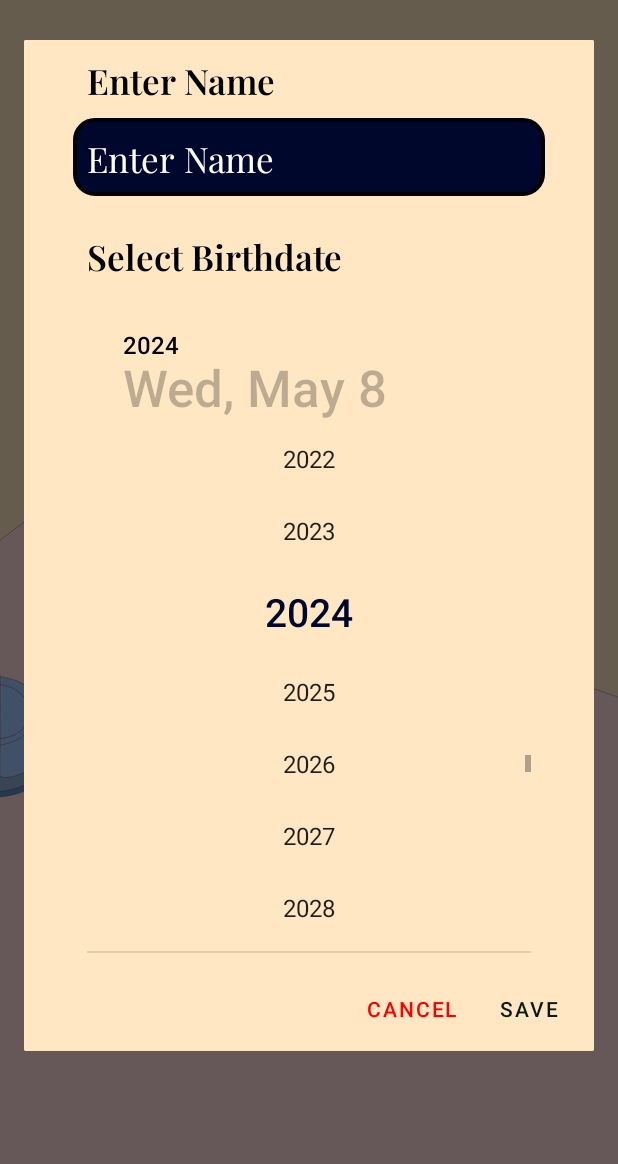
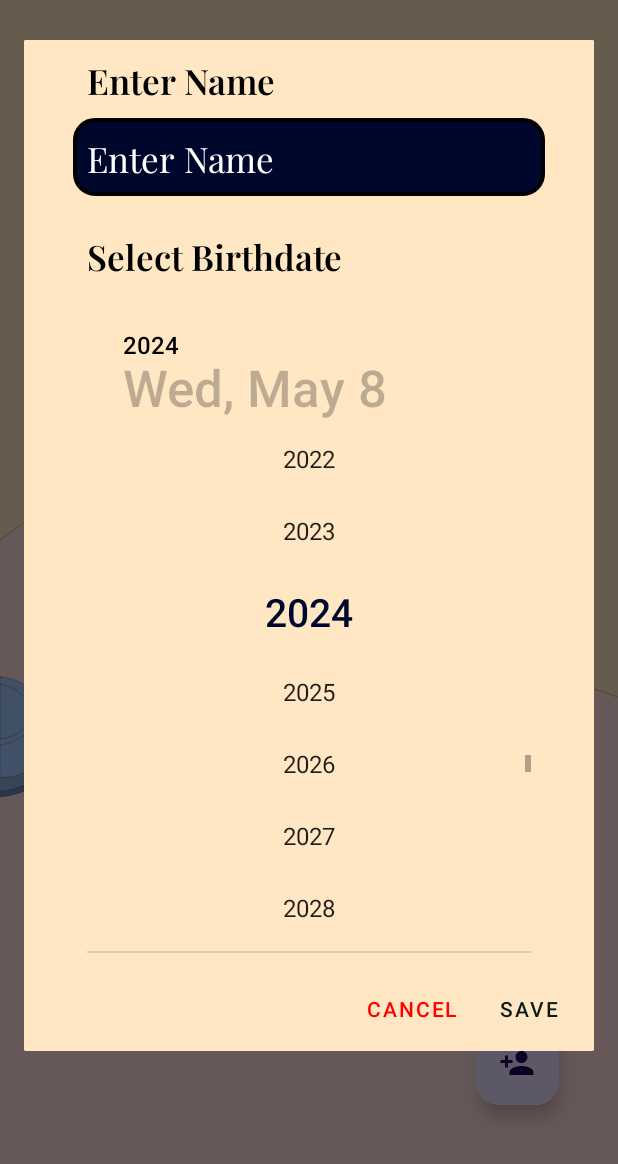
Before and after one commit to supershor/Bright-Birth, an Android app: the screen it shows after launch once a user with an empty profile is signed in (MainActivity), after a tap on "2024", on a phone screen of 412 x 824 dp, the part 72-1236 px from its top. Run offline under Robolectric (Android 15) with nearby library versions, the phone set to English and light mode, and no system bars; our stand-ins replace Firebase (no records; nobody signed in at launch, a user with empty details on screens opened directly), sdp/ssp sizes; 1 other tap on this screen came first.

Commit message:
background color changed for birthday data viewer , Added toast and log cat for exception showing, App compact button to floating button.

```diff
--- a/app/src/main/java/com/om_tat_sat/brightbirth/MainActivity.java
+++ b/app/src/main/java/com/om_tat_sat/brightbirth/MainActivity.java
@@ -37,6 +37,7 @@ import androidx.recyclerview.widget.RecyclerView;
 
 import com.google.android.gms.tasks.OnCompleteListener;
 import com.google.android.gms.tasks.Task;
+import com.google.android.material.floatingactionbutton.FloatingActionButton;
 import com.google.firebase.auth.FirebaseAuth;
 import com.google.firebase.database.DataSnapshot;
 import com.google.firebase.database.DatabaseError;
@@ -57,7 +58,7 @@ public class MainActivity extends AppCompatActivity implements Recyclerview_Inte
     FirebaseAuth firebaseAuth;
     SharedPreferences app_language;
     int language=0;
-    AppCompatButton add_new_date;
+    FloatingActionButton add_new_date;
     TextView english;
     TextView hindi;
     CheckBox english_checkbox;
--- /dev/null
+++ b/app/src/main/res/drawable/baseline_add_24.xml
@@ -0,0 +1,5 @@
+<vector xmlns:android="http://schemas.android.com/apk/res/android" android:height="24dp" android:tint="#000000" android:viewportHeight="24" android:viewportWidth="24" android:width="24dp">
+
+    <path android:fillColor="@android:color/white" android:pathData="M19,13h-6v6h-2v-6H5v-2h6V5h2v6h6v2z"/>
+
+</vector>
--- /dev/null
+++ b/app/src/main/res/drawable/baseline_person_add_24.xml
@@ -0,0 +1,5 @@
+<vector xmlns:android="http://schemas.android.com/apk/res/android" android:height="24dp" android:tint="#000000" android:viewportHeight="24" android:viewportWidth="24" android:width="24dp">
+
+    <path android:fillColor="@android:color/white" android:pathData="M15,12c2.21,0 4,-1.79 4,-4s-1.79,-4 -4,-4 -4,1.79 -4,4 1.79,4 4,4zM6,10L6,7L4,7v3L1,10v2h3v3h2v-3h3v-2L6,10zM15,14c-2.67,0 -8,1.34 -8,4v2h16v-2c0,-2.66 -5.33,-4 -8,-4z"/>
+
+</vector>
--- a/app/src/main/res/layout/activity_main.xml
+++ b/app/src/main/res/layout/activity_main.xml
@@ -1,5 +1,5 @@
 <?xml version="1.0" encoding="utf-8"?>
-<RelativeLayout xmlns:android="http://schemas.android.com/apk/res/android"
+<androidx.coordinatorlayout.widget.CoordinatorLayout xmlns:android="http://schemas.android.com/apk/res/android"
     xmlns:app="http://schemas.android.com/apk/res-auto"
     xmlns:tools="http://schemas.android.com/tools"
     android:id="@+id/main"
@@ -38,20 +38,18 @@
             android:layout_margin="@dimen/_5sdp"
             android:layout_height="wrap_content"
             android:id="@+id/recycler_main"/>
-        <androidx.appcompat.widget.AppCompatButton
-            android:alpha=".8"
-            android:layout_width="match_parent"
-            android:layout_height="wrap_content"
-            android:background="@drawable/less_border_try_new_date"
-            android:text="@string/try_new_date"
-            android:layout_margin="@dimen/_15sdp"
-            android:id="@+id/add_new_date"
-            android:textColor="@color/white"
-            android:textSize="@dimen/_25ssp"
-            android:theme="@style/font_bold"
-            style="@style/font_bold"
-            android:padding="@dimen/_5sdp"
-            android:textAlignment="center"/>
+
     </LinearLayout>
     </androidx.core.widget.NestedScrollView>
-</RelativeLayout>
+    <com.google.android.material.floatingactionbutton.FloatingActionButton
+    android:layout_width="wrap_content"
+    android:layout_height="wrap_content"
+        android:src="@drawable/baseline_person_add_24"
+        app:fabSize="normal"
+        android:layout_marginBottom="@dimen/_30sdp"
+        android:layout_marginRight="@dimen/_30sdp"
+    android:id="@+id/add_new_date"
+        android:layout_gravity="bottom|right"
+    android:padding="@dimen/_5sdp"
+        tools:ignore="ContentDescription,RtlHardcoded" />
+</androidx.coordinatorlayout.widget.CoordinatorLayout>
```
Also changed, not shown: app/src/main/java/com/om_tat_sat/brightbirth/Birth_data.java (+17 -8 lines), app/src/main/res/layout/activity_birth_data.xml (+1 -9 lines), app/src/main/res/drawable/addition.png (added).
